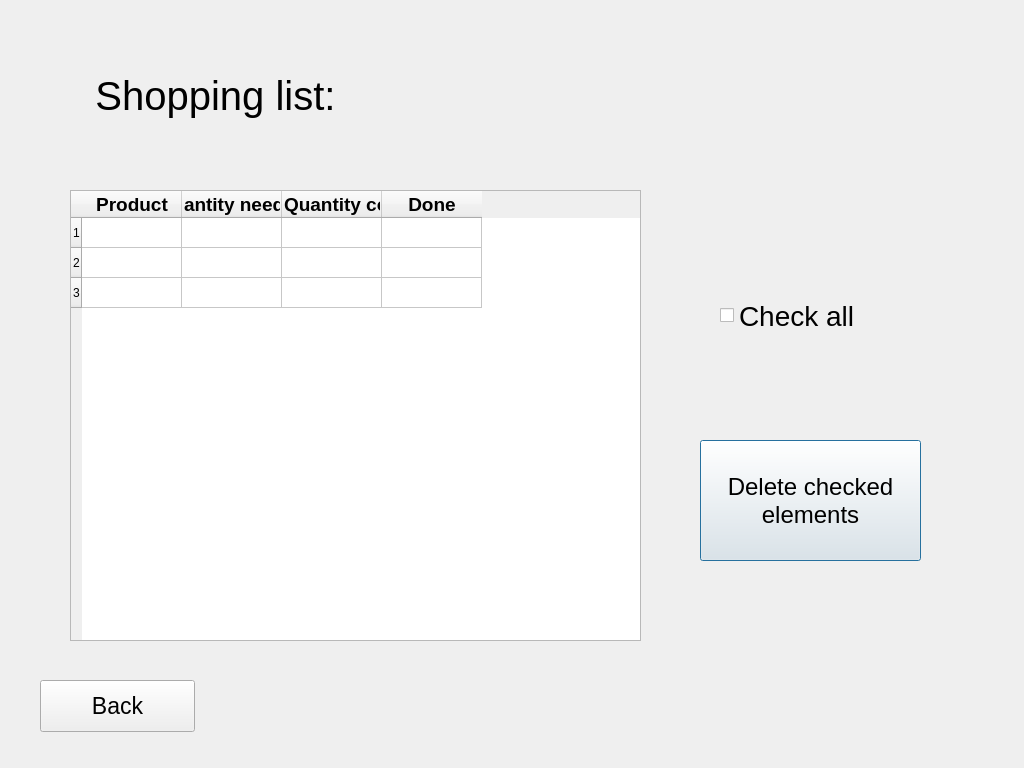
First picture: the form in supermarket/interfaces/shoppingList.ui, repository mikolajWasik/supermarket, before the edit.
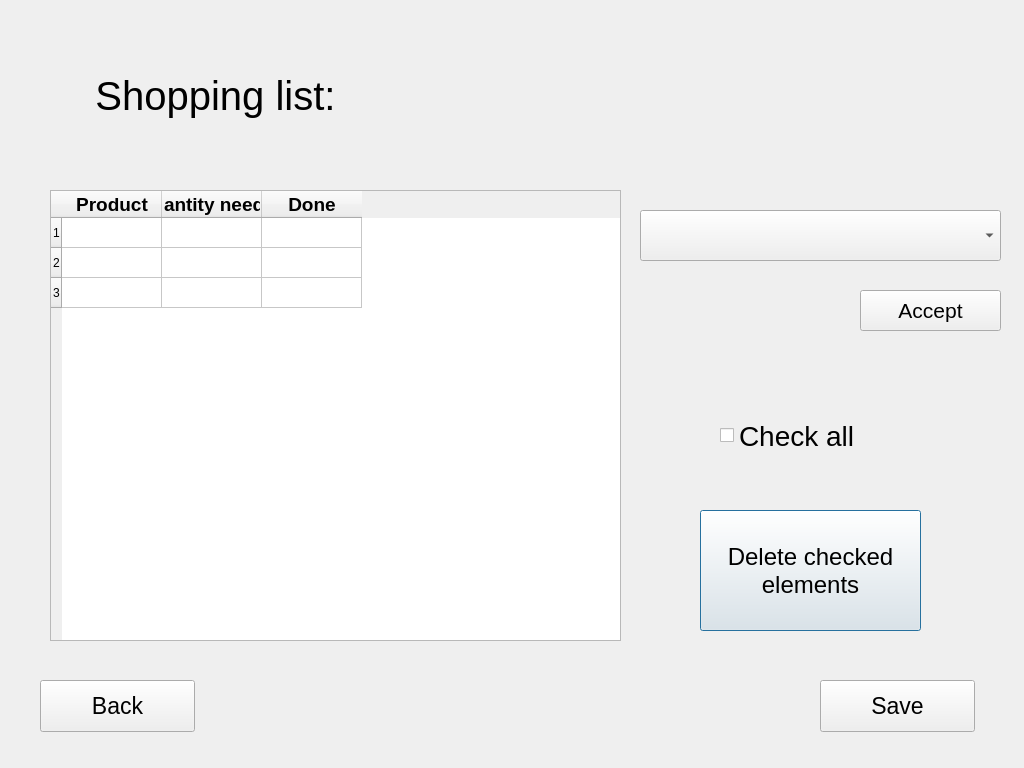
Second picture: the form after the edit.

Commit message: Adding new gondola bay and shopping list's features

Diff of the .ui file:
```diff
--- a/supermarket/interfaces/shoppingList.ui
+++ b/supermarket/interfaces/shoppingList.ui
@@ -37,7 +37,7 @@
   <widget class="QTableWidget" name="shoppingListTable">
    <property name="geometry">
     <rect>
-     <x>70</x>
+     <x>50</x>
      <y>190</y>
      <width>571</width>
      <height>451</height>
@@ -82,21 +82,6 @@
      </font>
     </property>
    </column>
-   <column>
-    <property name="text">
-     <string>Quantity collected</string>
-    </property>
-    <property name="font">
-     <font>
-      <pointsize>14</pointsize>
-      <weight>75</weight>
-      <bold>true</bold>
-     </font>
-    </property>
-    <property name="textAlignment">
-     <set>AlignLeading|AlignVCenter</set>
-    </property>
-   </column>
    <column>
     <property name="text">
      <string>Done</string>
@@ -114,7 +99,7 @@
    <property name="geometry">
     <rect>
      <x>700</x>
-     <y>440</y>
+     <y>510</y>
      <width>221</width>
      <height>121</height>
     </rect>
@@ -133,7 +118,7 @@
    <property name="geometry">
     <rect>
      <x>720</x>
-     <y>280</y>
+     <y>400</y>
      <width>181</width>
      <height>71</height>
     </rect>
@@ -173,6 +158,61 @@
     <string>Back</string>
    </property>
   </widget>
+  <widget class="QComboBox" name="allProductsList">
+   <property name="geometry">
+    <rect>
+     <x>640</x>
+     <y>210</y>
+     <width>361</width>
+     <height>51</height>
+    </rect>
+   </property>
+   <property name="font">
+    <font>
+     <pointsize>14</pointsize>
+    </font>
+   </property>
+  </widget>
+  <widget class="QPushButton" name="addAccept">
+   <property name="geometry">
+    <rect>
+     <x>860</x>
+     <y>290</y>
+     <width>141</width>
+     <height>41</height>
+    </rect>
+   </property>
+   <property name="font">
+    <font>
+     <pointsize>16</pointsize>
+     <weight>50</weight>
+     <bold>false</bold>
+    </font>
+   </property>
+   <property name="text">
+    <string>Accept</string>
+   </property>
+  </widget>
+  <widget class="QPushButton" name="saveList">
+   <property name="geometry">
+    <rect>
+     <x>820</x>
+     <y>680</y>
+     <width>155</width>
+     <height>52</height>
+    </rect>
+   </property>
+   <property name="font">
+    <font>
+     <pointsize>17</pointsize>
+     <weight>50</weight>
+     <bold>false</bold>
+    </font>
+   </property>
+   <property name="text">
+    <string>Save</string>
+   </property>
+  </widget>
  </widget>
  <resources/>
  <connections/>
```
The commit also changes 4 other files.
